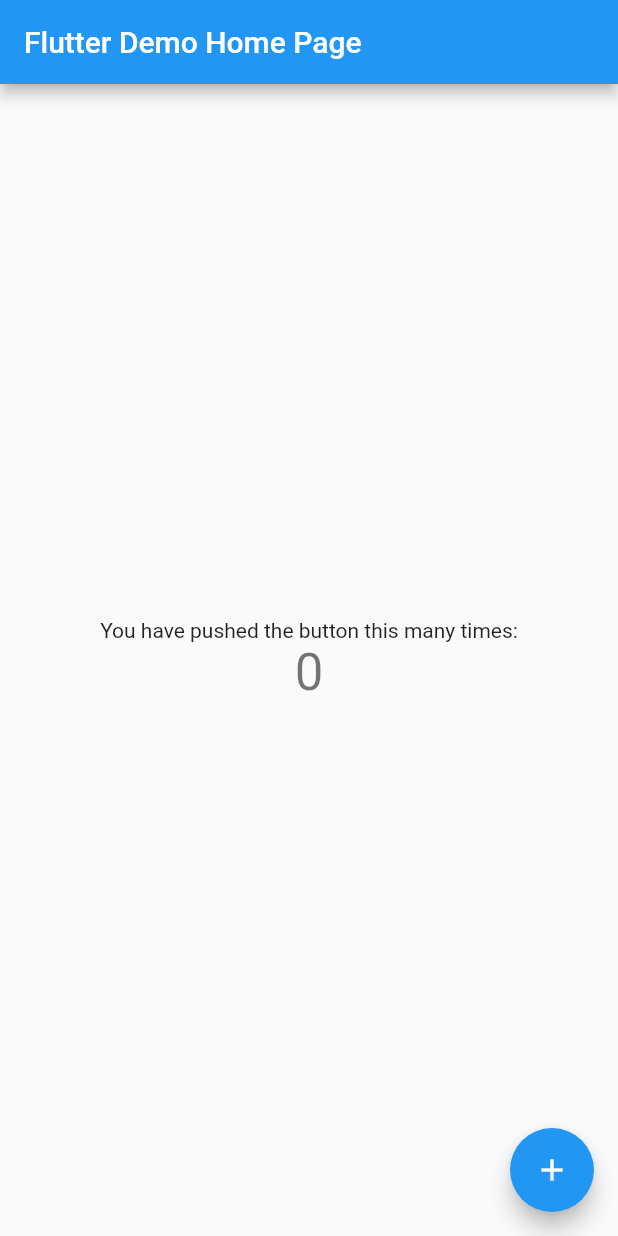
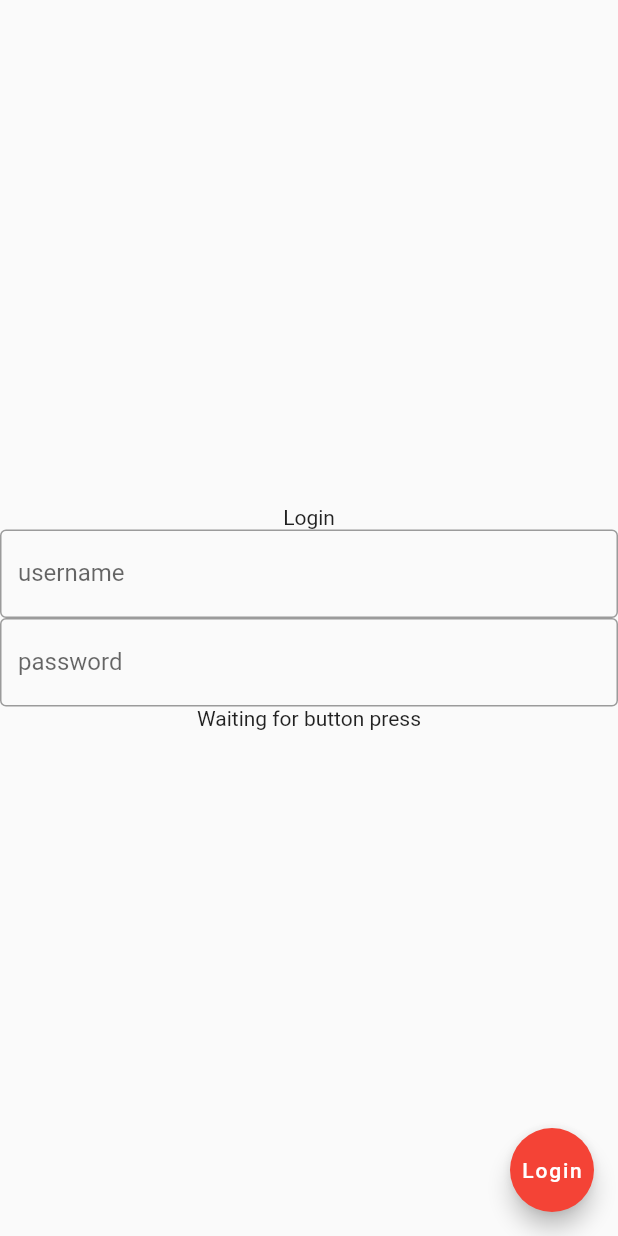
Before and after one commit to grisentb/Recept-skafferiet, a Flutter app: the screen it shows after launch, on a phone screen of 412 x 824 dp. Run offline on Flutter 3.47's test engine with Material 2 defaults, Android fonts, the phone set to English and light mode, and no system bars; missing offline and left inert: mongo_dart.

Commit message:
LoginPage and RegisterPage added

```diff
--- a/recept_skafferiet/lib/Database Communication/databaseComm.dart
+++ b/recept_skafferiet/lib/Database Communication/databaseComm.dart
@@ -6,14 +6,15 @@
 import "package:recept_skafferiet_app/recipe.dart";
 import "package:uuid/uuid.dart";
 
-main() async{
-  print("Starting");
+main() async {
   var dbComm = new DatabaseComm();
   await dbComm.connectToCollections();
-  print('Connected');
+  var test = await dbComm.login('Bob', '123');
+  print(test);
 }
 
 class DatabaseComm {
+  //final db = Db("mongodb://80.216.223.122:27017/ReceptSkafferiet");
   final db = Db("mongodb://localhost:27017/ReceptSkafferiet");
   final secretSalt = "VS/Sj3QMIHwUExeHXejcw717hrc49ckXlg+raLH2kA8=";
 
@@ -28,15 +29,15 @@
     this.userCollection = await db.collection('Users');
     this.relationalCollection = await db.collection('Relatinoal');
     this.userSessions = await db.collection('userSessions');
-    print("Connected to the Collections succesfully");
+    return "Connected to the Collections successfully";
   }
 
   //Gets all recipes connected to a specific user. Takes the specific users id as argument and returns a list of all recipes
-  Future<List<Recipe>> getRecipeIds(localUser) async {
+  getRecipeIds(localUser) async {
     var relations = await this.recipeCollection.find({'user_id': localUser}).toList();
     List<Recipe> recipes = [];
     for (var relation in relations){
-      print(relation);
+      //print(relation);
       var recipe = await this.recipeCollection.findOne({
         '_id': relation['recept_id']
       });
@@ -102,15 +103,15 @@
     var hashedPwd = hashPassword(password, this.secretSalt);
     var userPwd = user['password'];
     if(hashedPwd == userPwd){
-      //print("Succesfull login");
+      //print("Successful login");
       //Create session key, and add into userSession database
       var token = Uuid().v4();
       var session = {'username': username, 'sessionToken': token};
       await this.userSessions.save(session);
       return token;
-    } else {throw ArgumentError('Password is not correct');}
+    } else {throw ArgumentError('Password is wrong');}
     } catch (e) {
-      //print('Failed login');
+      return null;
     }
   }
 
@@ -119,7 +120,7 @@
     await this.userSessions.deleteOne({'username': username, 'sessionToken': sessionToken});
   }
   //Register and pushes to
-  void register(username, password) async{
+  register(username, password) async{
     if(this.userCollection != null){
       var query = await this.userCollection.findOne({'username': username});
       if (query == null){
@@ -130,19 +131,19 @@
             'password': hashPassword(password, this.secretSalt)
           }
         );
-        print("Succesfully added user: " + username);
+        return "Successfully added user: " + username;
       }else{
-        print("User exists already");
+        return "User exists already";
       }
     }else {
-      print("Not connected to user Collection");
+      return "Not connected to user Collection";
     }
   }
 
   //Check session
   checkSession(username, sessionToken) async {
     var userSession = await this.userSessions.findOne({'username':username, 'sessionToken': sessionToken});
-    if(userSessions != null){return true;}
+    if(userSession != null){return true;}
     return false;
   }
 //Helpers
--- /dev/null
+++ b/recept_skafferiet/lib/Pages/Login.dart
@@ -0,0 +1,63 @@
+import "package:flutter/material.dart";
+import "../Database Communication/databaseComm.dart";
+
+class LoginPage extends StatefulWidget{
+  final dbComm = new DatabaseComm();
+  @override
+  State<StatefulWidget> createState() => _LoginPageState(dbComm);
+
+}
+
+class _LoginPageState extends State<LoginPage> {
+  DatabaseComm dbComm;
+  final usernameController = TextEditingController();
+  final passwordController = TextEditingController();
+  var debugText = 'Waiting for button press';
+
+  _LoginPageState(DatabaseComm dbc){
+    this.dbComm = dbc;
+    this.dbComm.connectToCollections();
+  }
+
+  void submitLoginDetails() async{
+    var res = await dbComm.login(usernameController.text, passwordController.text);
+    setState(() {
+      this.debugText = res;
+    });
+  }
+  @override
+  Widget build(BuildContext context) {
+    return Scaffold(
+      body: Center(
+          child: Column(
+            mainAxisAlignment: MainAxisAlignment.center,
+            children: [
+              Text('Login'),
+              TextField(
+              obscureText: false,
+              controller: this.usernameController,
+              decoration: InputDecoration(
+                border: OutlineInputBorder(),
+                labelText: 'username',
+              ),
+            ),
+              TextField(
+                obscureText: false,
+                controller: passwordController,
+                decoration: InputDecoration(
+                  border: OutlineInputBorder(),
+                  labelText: 'password',
+                ),
+              ),
+              Text(this.debugText),
+            ],
+          )
+      ),
+      floatingActionButton: FloatingActionButton(
+        onPressed: submitLoginDetails,
+        child: Text('Login'),
+      ),
+    );
+  }
+
+}
--- a/recept_skafferiet/lib/main.dart
+++ b/recept_skafferiet/lib/main.dart
@@ -1,4 +1,6 @@
 import 'package:flutter/material.dart';
+import 'Pages/Login.dart';
+
 
 void main() {
   runApp(MyApp());
@@ -9,20 +11,11 @@
   @override
   Widget build(BuildContext context) {
     return MaterialApp(
-      title: 'Flutter Demo',
+      title: 'Recept Skafferiet',
       theme: ThemeData(
-        // This is the theme of your application.
-        //
-        // Try running your application with "flutter run". You'll see the
-        // application has a blue toolbar. Then, without quitting the app, try
-        // changing the primarySwatch below to Colors.green and then invoke
-        // "hot reload" (press "r" in the console where you ran "flutter run",
-        // or simply save your changes to "hot reload" in a Flutter IDE).
-        // Notice that the counter didn't reset back to zero; the application
-        // is not restarted.
-        primarySwatch: Colors.blue,
+        primarySwatch: Colors.red,
       ),
-      home: MyHomePage(title: 'Flutter Demo Home Page'),
+      home: LoginPage(),
     );
   }
 }
```
Also changed, not shown: recept_skafferiet/lib/Pages/Register.dart (added, +63 -0 lines).
